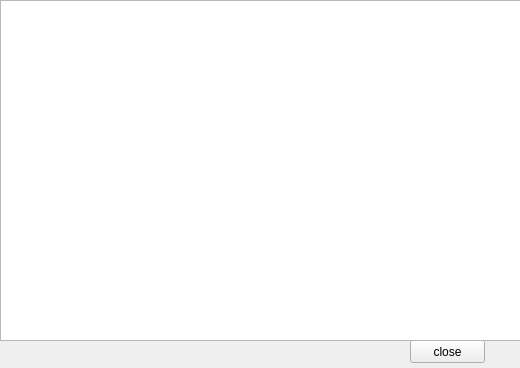
Before: the Qt Designer form courseswidgetstudent.ui in casalete/ErasmusIo, drawn with Qt 5.
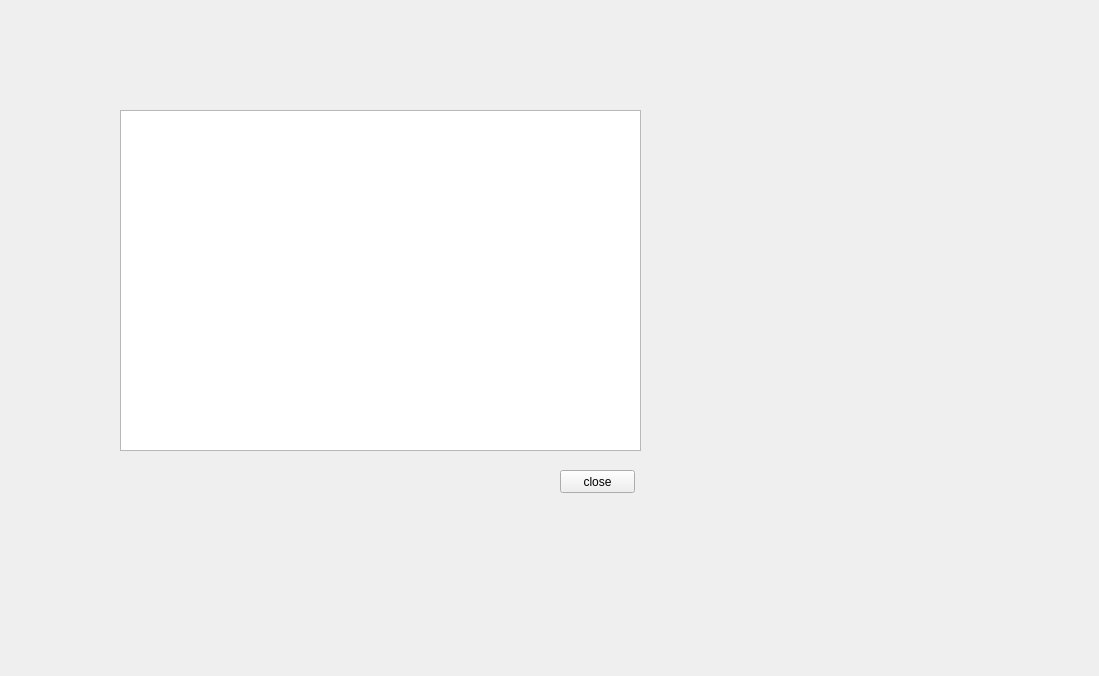
After: the same form once the commit is applied. Icons and pictures are not drawn.

```diff
--- a/courseswidgetstudent.ui
+++ b/courseswidgetstudent.ui
@@ -6,8 +6,8 @@
    <rect>
     <x>0</x>
     <y>0</y>
-    <width>520</width>
-    <height>368</height>
+    <width>1099</width>
+    <height>676</height>
    </rect>
   </property>
   <property name="windowTitle">
@@ -19,8 +19,8 @@
   <widget class="QPushButton" name="back">
    <property name="geometry">
     <rect>
-     <x>410</x>
-     <y>340</y>
+     <x>560</x>
+     <y>470</y>
      <width>75</width>
      <height>23</height>
     </rect>
@@ -32,8 +32,8 @@
   <widget class="QTableView" name="tableView">
    <property name="geometry">
     <rect>
-     <x>0</x>
-     <y>0</y>
+     <x>120</x>
+     <y>110</y>
      <width>521</width>
      <height>341</height>
     </rect>
```
Left out of the diff: 2 changed lines with no effect on the pictures.
